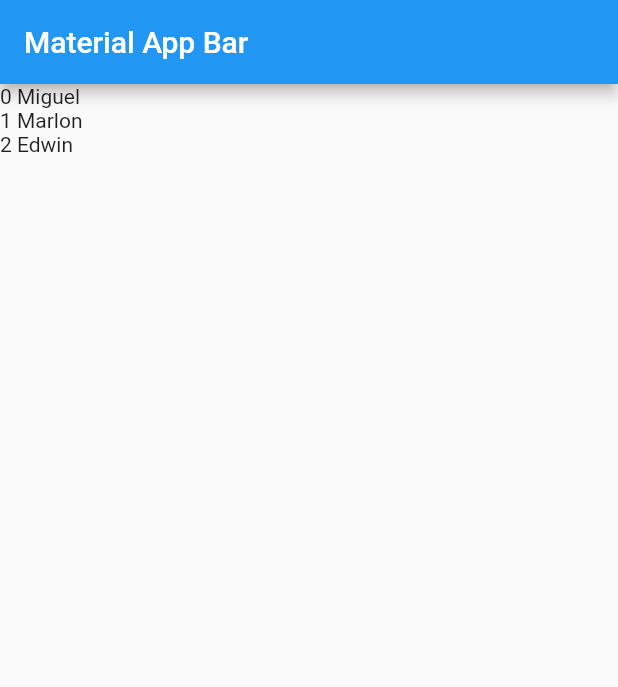
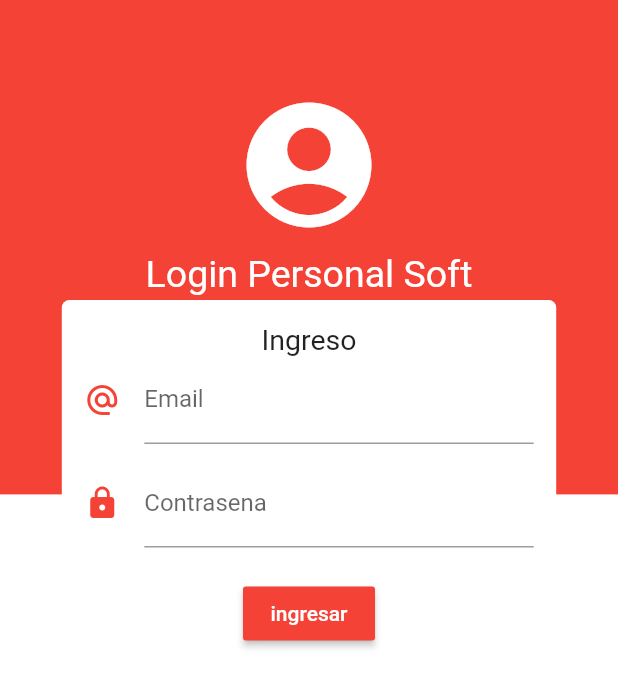
Before and after one commit to zayro/FlutterDemos, a Flutter app: the screen it shows after launch, on a phone screen of 412 x 824 dp. Shown: the top 687 px of the screen. Run offline on Flutter 3.47's test engine with Material 2 defaults, Android fonts, the phone set to English and light mode, and no system bars.

Commit message:
Agregar funcionalidad - agregar un nuevo provider - diseño del login

```diff
--- a/lib/main.dart
+++ b/lib/main.dart
@@ -1,29 +1,15 @@
 import 'package:flutter/material.dart';
+//import './src/pages/login.page.dart';
+import './src/route/route.dart';
 
-void main() => runApp(MyApp());
+import './src/BloC/provider.dart';
 
-class MyApp extends StatelessWidget {
-  final _contacts = ["Miguel", "Marlon", "Edwin"];
-
-  @override
-  Widget build(BuildContext context) {
-    return MaterialApp(
-      title: 'Material App',
-      home: Scaffold(
-          appBar: AppBar(
-            title: Text('Material App Bar'),
-          ),
-          body: ListView(
-              /*  children: [
-              ListTile(
-                  title: Text("Marlon", style: TextStyle(fontSize: 20.0)),
-                  subtitle: Text("+573015862"),
-                  leading: Icon(Icons.access_alarm_sharp),
-                  trailing: Icon(Icons.access_alarm_sharp)),
-
-            ], */
-              children: List.generate(
-                  _contacts.length, (i) => Text('$i ${_contacts[i]}')))),
-    );
-  }
+void main() {
+  runApp(Provider(
+    child: MaterialApp(
+      debugShowCheckedModeBanner: false,
+      initialRoute: "/login",
+      routes: rootPath(),
+    ),
+  ));
 }
--- /dev/null
+++ b/lib/src/BloC/login.bloc copy.dart
@@ -0,0 +1,16 @@
+import 'dart:async';
+
+class LoginBloc {
+  // crea el broadcast de las variables
+  final _passControler = StreamController.broadcast();
+
+  // recuerpa el valor de la variable
+  Stream get getPassword => _passControler.stream;
+
+  // modifica el valor de la variable
+  Function get chagePassword => _passControler.sink.add;
+
+  dispose() {
+    _passControler?.close();
+  }
+}
--- /dev/null
+++ b/lib/src/BloC/login.bloc.dart
@@ -0,0 +1,29 @@
+import 'dart:async';
+import '../validate/validation.dart';
+
+class LoginBloc with Validation {
+  // crea el broadcast de las variables
+  final _passControler = StreamController<String>.broadcast();
+  final _emailControler = StreamController<String>.broadcast();
+
+  // recuerpa el valor de la variable
+  //Stream<String> get getPassword => _passControler.stream;
+  Stream<String> get getPassword =>
+      _passControler.stream.transform(validatePass);
+
+  // modifica el valor de la variable
+  Function(String) get chagePassword => _passControler.sink.add;
+
+  /**
+   * Validation Email
+   */
+
+  Stream get getEmail => _emailControler.stream.transform(validateEmail);
+
+  Function get setEmail => _emailControler.sink.add;
+
+  dispose() {
+    _passControler?.close();
+    _emailControler?.close();
+  }
+}
--- /dev/null
+++ b/lib/src/BloC/provider.dart
@@ -0,0 +1,21 @@
+import 'package:flutter/rendering.dart';
+
+import 'package:flutter/material.dart';
+import './login.bloc.dart';
+
+class Provider extends InheritedWidget {
+  Provider({Key key, this.child}) : super(key: key, child: child);
+
+  final loginBloc = new LoginBloc();
+
+  final Widget child;
+
+  static LoginBloc of(BuildContext context) {
+    return context.dependOnInheritedWidgetOfExactType<Provider>().loginBloc;
+  }
+
+  @override
+  bool updateShouldNotify(Provider oldWidget) {
+    return true;
+  }
+}
--- /dev/null
+++ b/lib/src/pages/login.page.dart
@@ -0,0 +1,145 @@
+import 'package:flutter/material.dart';
+import '../BloC/provider.dart';
+import '../BloC/login.bloc.dart';
+
+class LoginPage extends StatefulWidget {
+  @override
+  _LoginPageState createState() => _LoginPageState();
+}
+
+class _LoginPageState extends State<LoginPage> {
+  @override
+  Widget build(BuildContext context) {
+    return Scaffold(
+      backgroundColor: Colors.white70,
+      body: Stack(
+        children: <Widget>[_fondoRojo(), _login(context)],
+      ),
+    );
+  }
+
+  Widget _fondoRojo() {
+    final size = MediaQuery.of(context).size;
+
+    final cabecera = Container(
+      height: size.height * 0.4,
+      width: double.infinity,
+      color: Colors.red,
+    );
+
+    final titulo = Container(
+      margin: EdgeInsets.only(top: 60.0),
+      child: Center(
+        child: Column(
+          children: <Widget>[
+            Icon(
+              Icons.account_circle,
+              size: 100.0,
+              color: Colors.white,
+            ),
+            SizedBox(
+              height: 8.0,
+            ),
+            Text(
+              "Login Personal Soft",
+              style: TextStyle(fontSize: 25.0, color: Colors.white),
+            )
+          ],
+        ),
+      ),
+    );
+
+    return Stack(
+      children: <Widget>[cabecera, titulo],
+    );
+  }
+
+  Widget _login(BuildContext context) {
+    final bloc = Provider.of(context);
+
+    final size = MediaQuery.of(context).size;
+
+    return SingleChildScrollView(
+      child: Column(
+        children: <Widget>[
+          SafeArea(
+            child: Container(
+              height: 200.0,
+            ),
+          ),
+          Container(
+            width: size.width * 0.8,
+            decoration: BoxDecoration(
+                color: Colors.white, borderRadius: BorderRadius.circular(5.0)),
+            child: Padding(
+              padding: const EdgeInsets.all(15.0),
+              child: Column(
+                children: <Widget>[
+                  Text(
+                    "Ingreso",
+                    style: TextStyle(
+                      fontSize: 19.0,
+                    ),
+                  ),
+                  _email(bloc),
+                  SizedBox(
+                    height: 10.0,
+                  ),
+                  _password(bloc),
+                  SizedBox(
+                    height: 20.0,
+                  ),
+                  _boton()
+                ],
+              ),
+            ),
+          ),
+        ],
+      ),
+    );
+  }
+
+  Widget _email(bloc) {
+    return StreamBuilder(
+      stream: bloc.getEmail,
+      builder: (BuildContext context, AsyncSnapshot snapshot) {
+        return TextField(
+          keyboardType: TextInputType.emailAddress,
+          onChanged: bloc.setEmail,
+          decoration: InputDecoration(
+              errorText: snapshot.error,
+              icon: Icon(Icons.alternate_email, color: Colors.red),
+              labelText: 'Email',
+              hintText: 'Ingrese email'),
+        );
+      },
+    );
+  }
+
+  Widget _password(bloc) {
+    return StreamBuilder(
+      stream: bloc.getPassword,
+      builder: (BuildContext context, AsyncSnapshot snapshot) {
+        return TextField(
+          obscureText: false,
+          decoration: InputDecoration(
+              errorText: snapshot.error,
+              icon: Icon(Icons.lock, color: Colors.red),
+              labelText: 'Contrasena',
+              hintText: 'Ingrese contrasena',
+              //
+              counterText: snapshot.data),
+          onChanged: bloc.chagePassword,
+        );
+      },
+    );
+  }
+
+  Widget _boton() {
+    return RaisedButton(
+      color: Colors.red,
+      child: Text("ingresar", style: TextStyle(color: Colors.white)),
+      onPressed: () {},
+    );
+  }
+}
--- /dev/null
+++ b/lib/src/route/route.dart
@@ -0,0 +1,8 @@
+import 'package:flutter/material.dart';
+import '../pages/login.page.dart';
+
+Map<String, WidgetBuilder> rootPath() {
+  return <String, WidgetBuilder>{
+    "/login": (BuildContext context) => LoginPage()
+  };
+}
--- /dev/null
+++ b/lib/src/validate/validation.dart
@@ -0,0 +1,22 @@
+import 'dart:async';
+
+class Validation {
+  final validatePass =
+      StreamTransformer<String, String>.fromHandlers(handleData: (data, skin) {
+    if (data.length >= 6) {
+      skin.add(data);
+    } else {
+      skin.addError('Ingrese mas caracteres');
+    }
+  });
+
+  final validateEmail =
+      StreamTransformer<String, String>.fromHandlers(handleData: (data, skin) {
+    Pattern pattern =
+        r'^(([^<>()[\]\\.,;:\s@\"]+(\.[^<>()[\]\\.,;:\s@\"]+)*)|(\".+\"))@((\[[0-9]{1,3}\.[0-9]{1,3}\.[0-9]{1,3}\.[0-9]{1,3}\])|(([a-zA-Z\-0-9]+\.)+[a-zA-Z]{2,}))$';
+    RegExp regex = new RegExp(pattern);
+    return (regex.hasMatch(data))
+        ? skin.add(data)
+        : skin.addError('Error Email');
+  });
+}
```
Also changed, not shown: lib/src/pages/login.page copy.dart (added, +48 -0 lines), 1 other file.
